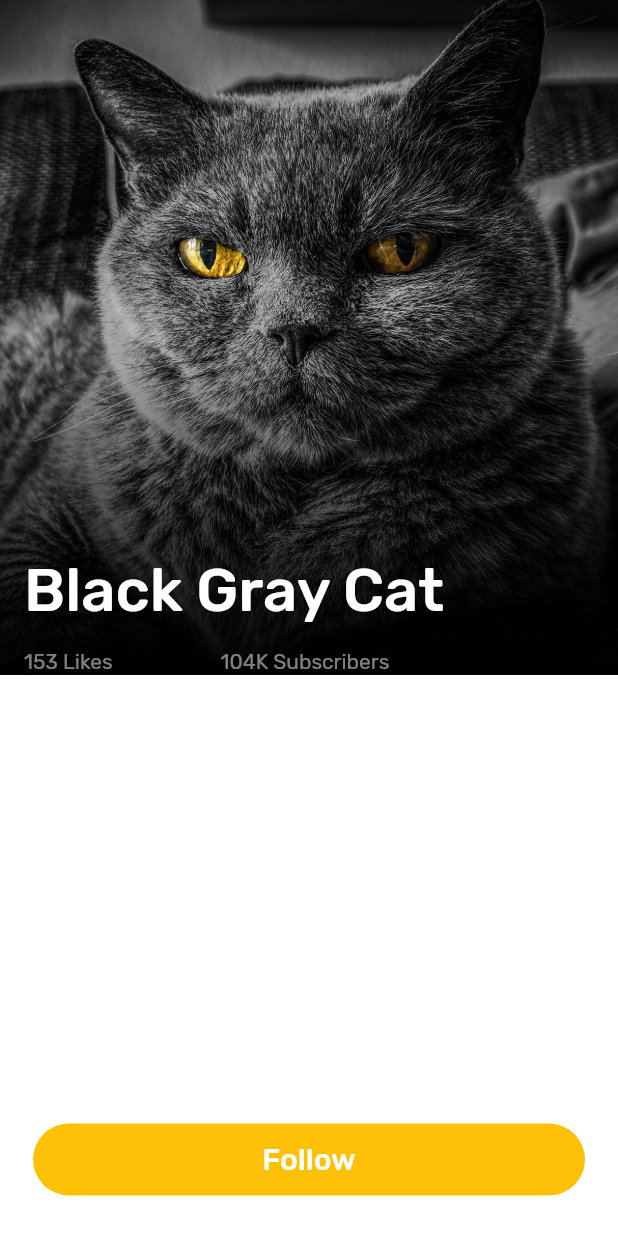
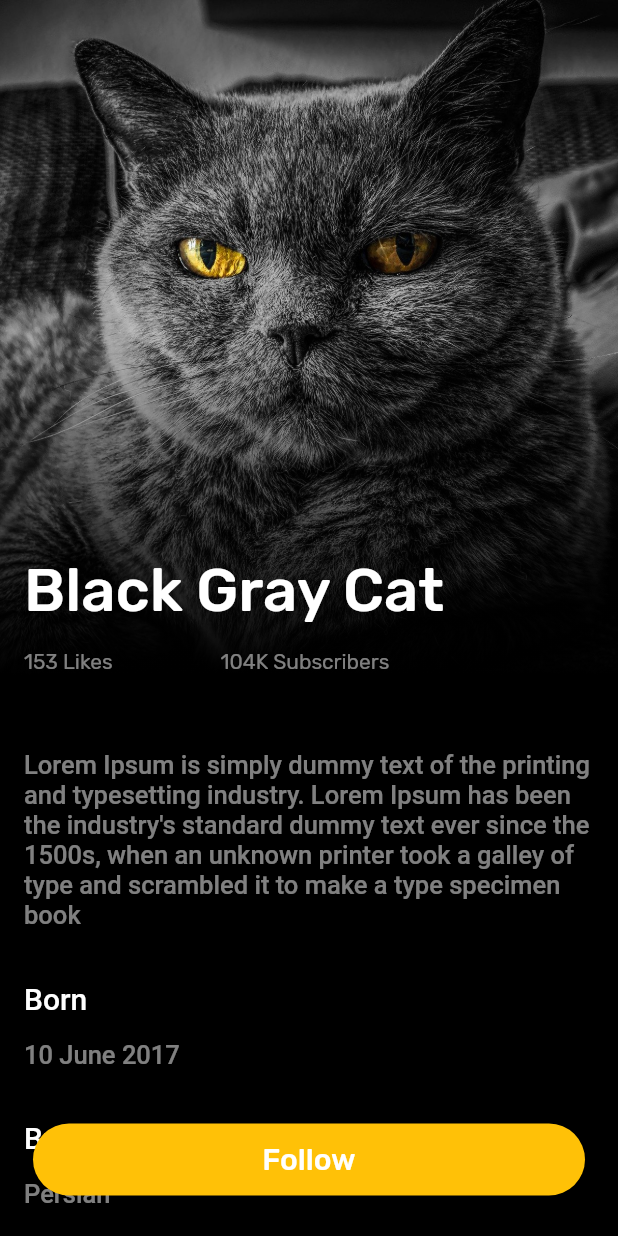
Before and after one commit to anusornleo/100_Day_Flutter, a Flutter app: the Day4 screen opened by its route, on a phone screen of 412 x 824 dp. Run offline on Flutter 3.47's test engine with Material 2 defaults, Android fonts, the phone set to English and light mode, and no system bars; our stand-ins replace page_transition, simple_animations.

Commit message:
finnish day 4 add container

```diff
--- a/lib/File100Day/Day_4/Day4.dart
+++ b/lib/File100Day/Day_4/Day4.dart
@@ -83,7 +83,9 @@ class _Day4State extends State<Day4> {
                 )),
             SliverList(
               delegate: SliverChildListDelegate([
-                Padding(
+                Container(
+                  color: Colors.black,
+                  child: Padding(
                     padding:
                         const EdgeInsets.only(left: 16, right: 16, top: 16),
                     child: DefaultTextStyle(
@@ -182,6 +184,7 @@ class _Day4State extends State<Day4> {
                         ],
                       ),
                     ),
+                  ),
                 )
               ]),
             )
```
Lines whose indentation alone changed are shown as unchanged.
